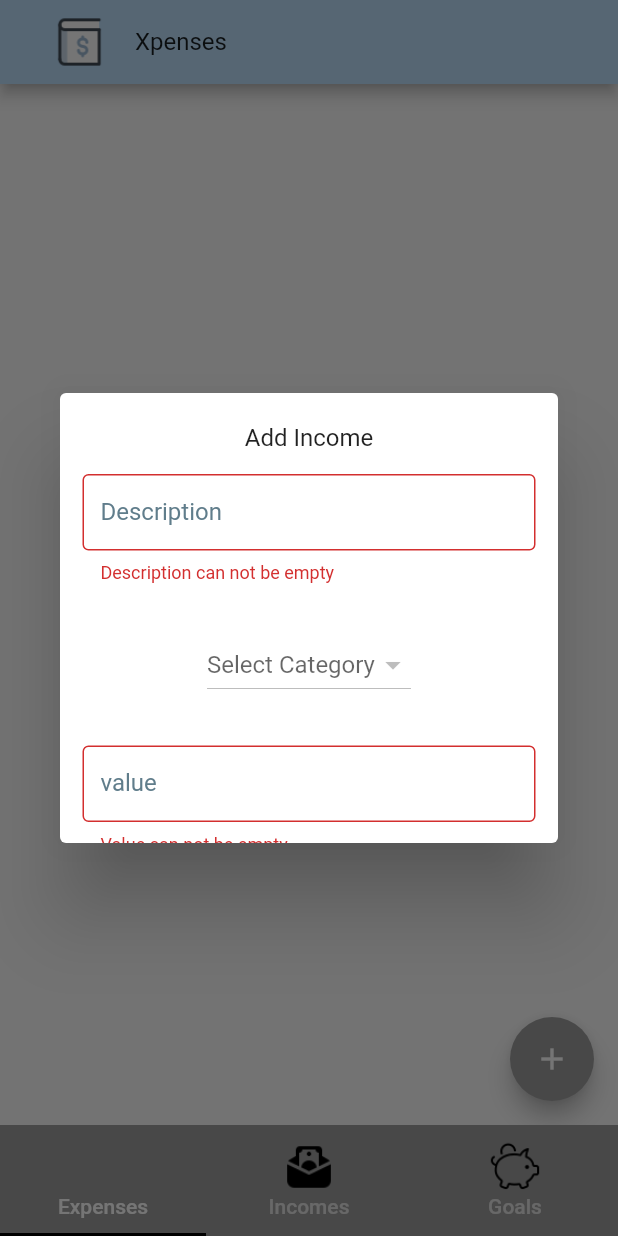
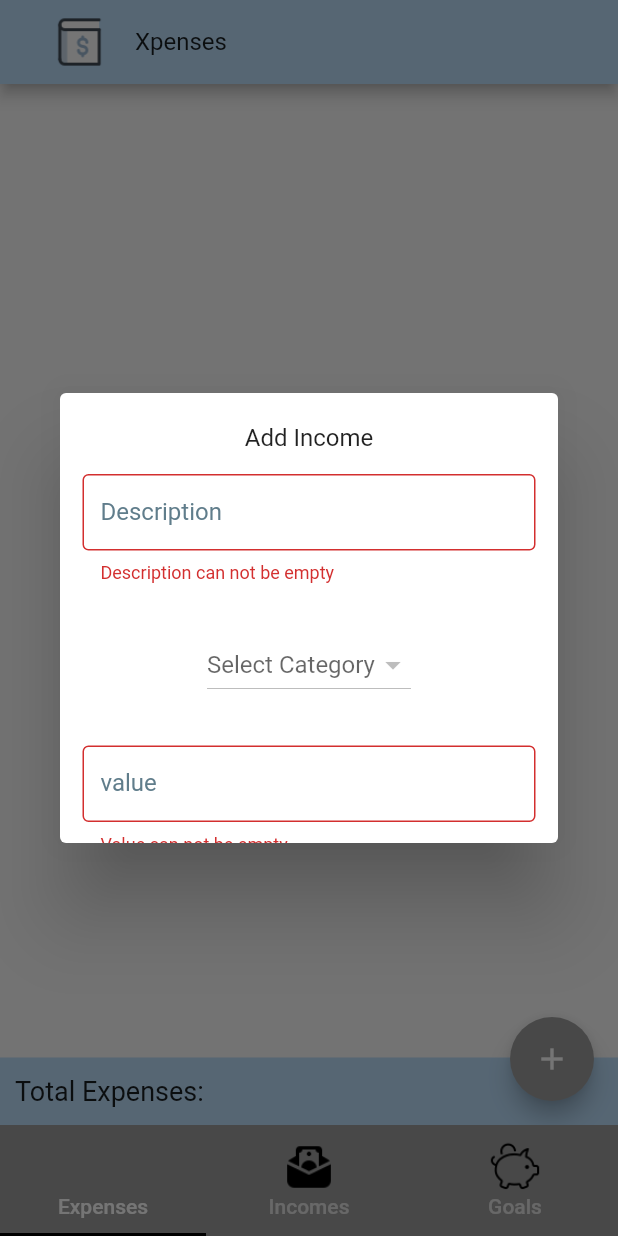
Before and after one commit to Ale6995/xpenses, a Flutter app: the screen it shows after launch, after a tap on the "add" icon, on a phone screen of 412 x 824 dp. Run offline on Flutter 3.47's test engine with Material 2 defaults, Android fonts, the phone set to English and light mode, and no system bars; drawn by our look-alikes of auto_size_text; our stand-ins replace cloud_firestore, firebase_core, get; missing offline and left inert: money2; accounts and stored records are empty.

Commit message:
total-expenses

```diff
--- a/xpenses_app/lib/screens/expenses/expenses.dart
+++ b/xpenses_app/lib/screens/expenses/expenses.dart
@@ -1,6 +1,7 @@
 import 'package:auto_size_text/auto_size_text.dart';
 import 'package:flutter/material.dart';
 import 'package:get/get.dart';
+import 'package:money2/money2.dart';
 import 'package:xpenses_app/screens/expenses/expensesController.dart';
 import 'package:xpenses_app/widgets/expenseCard.dart';
 
@@ -10,22 +11,46 @@ class Expenses extends StatelessWidget {
   Widget build(BuildContext context) {
     return Scaffold(
       body: GetBuilder<ExpensesController>(
-        builder: (controller) => Container(
-            child: controller.movements.length == 0
-                ? Container(
+        builder: (controller) => Column(
+            // alignment: Alignment.center,
+
+            children: [
+              controller.movements.length == 0
+                  ? Expanded(
+                      child: Container(
                         alignment: Alignment.center,
                         child: AutoSizeText(
                           "No expenses reported",
-                      style: TextStyle(color: Colors.grey[800], fontSize: 30),
+                          style:
+                              TextStyle(color: Colors.grey[800], fontSize: 30),
+                        ),
                       ),
                     )
-                : ListView.builder(
+                  : Expanded(
+                      child: RefreshIndicator(
+                        onRefresh: () => controller.loadData(),
+                        child: ListView.builder(
                             itemCount: controller.movements.length,
                             itemBuilder: (context, index) {
                               return ExpensesCard(
                                 expense: controller.movements[index],
                               );
-                    })),
+                            }),
+                      ),
+                    ),
+              Container(
+                height: 45,
+                color: Colors.blue[100],
+                padding: EdgeInsets.symmetric(horizontal: 10, vertical: 10),
+                alignment: Alignment.centerLeft,
+                child: AutoSizeText(
+                  'Total Expenses: ' +
+                      Money.from(controller.total, Currency.create("\$", 2))
+                          .toString(),
+                  style: TextStyle(fontSize: 18),
+                ),
+              )
+            ]),
       ),
       floatingActionButton: FloatingActionButton(
         onPressed: () {
--- a/xpenses_app/lib/screens/expenses/expensesController.dart
+++ b/xpenses_app/lib/screens/expenses/expensesController.dart
@@ -5,10 +5,18 @@ import 'package:xpenses_app/widgets/addExpenseWidget/AddExpenseWidget.dart';
 
 class ExpensesController extends GetxController {
   List<ExpenseModel> movements = [];
+  double total = 0;
   FirebaseFirestore firestore = FirebaseFirestore.instance;
   loadData() async {
     movements.clear();
-    firestore.collection("Expenses").get().then((querySnapshot) {
+    firestore
+        .collection("Expenses")
+        .where("date",
+            isGreaterThan: Timestamp.fromDate(
+                DateTime(DateTime.now().year, DateTime.now().month, 1)))
+        .orderBy('date', descending: true)
+        .get()
+        .then((querySnapshot) {
       querySnapshot.docs.forEach((result) {
         print(result.data());
         var val = result.data()["Value"] ?? '0';
@@ -18,6 +26,7 @@ class ExpensesController extends GetxController {
             value: val,
             category: result.data()["Category"]));
       });
+      totalExpenses();
       update();
     });
   }
@@ -30,10 +39,19 @@ class ExpensesController extends GetxController {
           "Value": value.value,
           "Category": value.category,
           "date": DateTime.now(),
-        }).then((value) {
-          loadData();
+        }).then((val) {
+          movements.insert(0, value);
+          totalExpenses();
+          update();
         });
       }
+    });
+  }
+
+  totalExpenses() {
+    total = 0;
+    movements.forEach((element) {
+      total += element.value;
     });
   }
 
--- a/xpenses_app/lib/screens/incomes/incomesScreenController.dart
+++ b/xpenses_app/lib/screens/incomes/incomesScreenController.dart
@@ -11,9 +11,6 @@ class IncomesScreenController extends GetxController {
   double totalIncome = 0;
   loadData() async {
     movements.clear();
-    print(Timestamp.fromDate(DateTime.now()).toString());
-    print(Timestamp.fromDate(DateTime(DateTime.now().year, DateTime.now().month,
-        DateTime.now().day, DateTime.now().hour)));
     firestore
         .collection("Incomes")
         .where("date",
```
Lines whose indentation alone changed are shown as unchanged.
